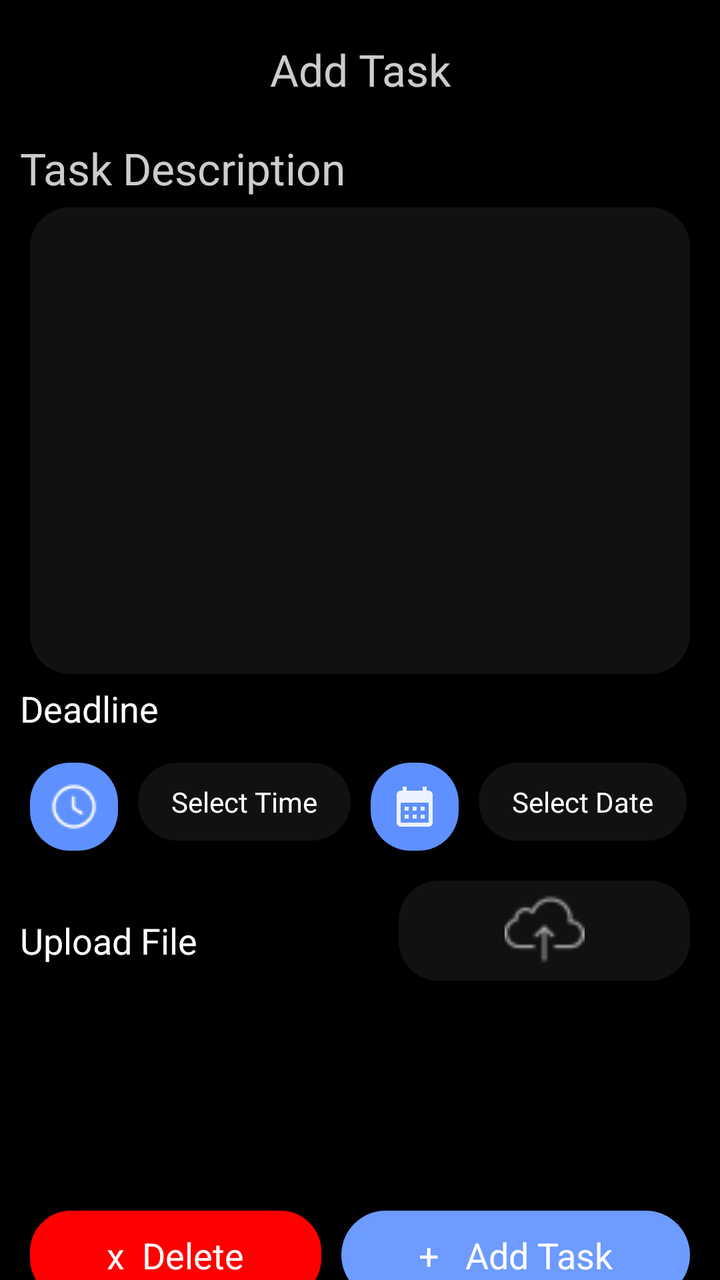
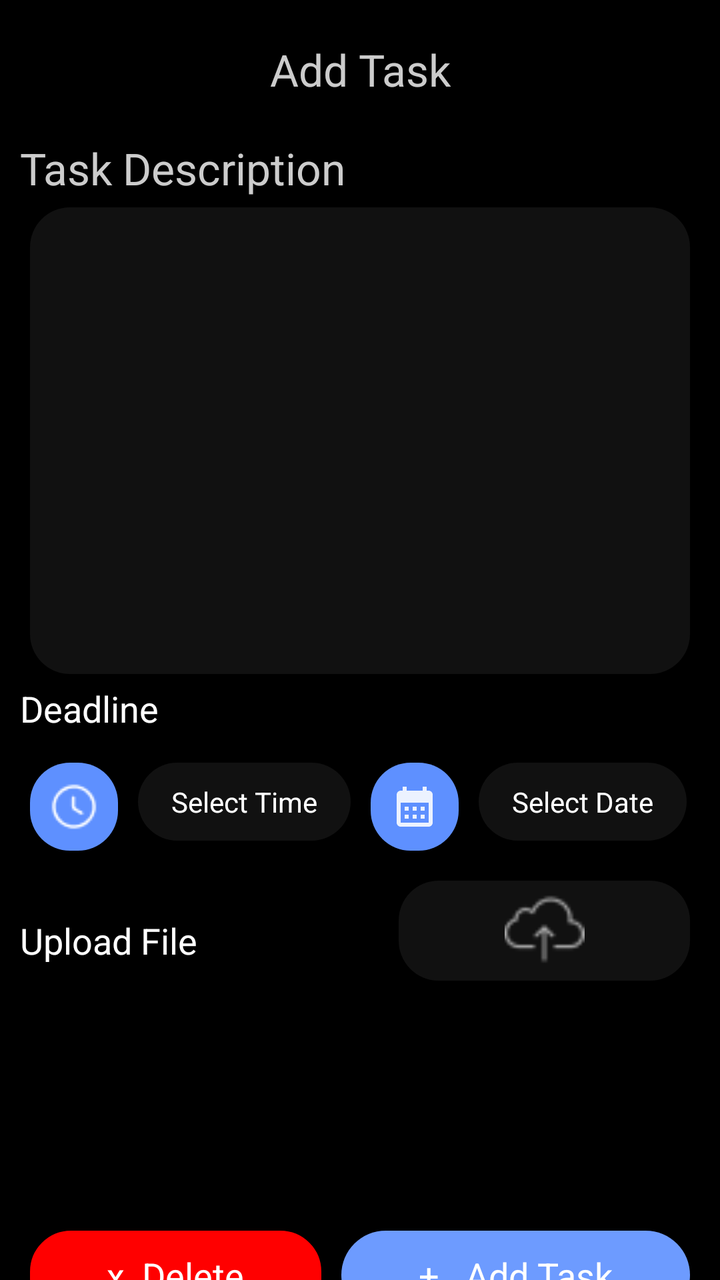

Before-and-after screenshots of an Android layout around one commit, followed by the original layout XML and the change that was made.
<!-- AndroidManifest.xml: application theme AppTheme -->
<!-- res/layout/fragment_new_task.xml -->
<?xml version="1.0" encoding="utf-8"?>
<layout>

    <ScrollView xmlns:android="http://schemas.android.com/apk/res/android"
        xmlns:app="http://schemas.android.com/apk/res-auto"
        xmlns:tools="http://schemas.android.com/tools"
        android:layout_width="match_parent"
        android:layout_height="match_parent"
        android:background="@android:color/black"
        android:clickable="true">

        <LinearLayout
            android:layout_width="match_parent"
            android:layout_height="match_parent"

            android:orientation="vertical"
            android:padding="@dimen/_10dp"
            tools:context=".manager.activity.fragment.NewTaskFragment">

            <LinearLayout
                android:layout_width="match_parent"
                android:layout_height="wrap_content"
                android:layout_marginTop="10dp"
                android:layout_marginBottom="@dimen/_20dp">

                <ImageView

                    android:id="@+id/backBtn"
                    android:layout_width="wrap_content"
                    android:layout_height="wrap_content"
                    android:layout_marginStart="25dp"
                    android:src="@drawable/backbutton"
                    android:visibility="gone" />

                <TextView
                    android:layout_width="match_parent"
                    android:layout_height="wrap_content"
                    android:gravity="center"
                    android:text="Add Task"
                    android:textColor="@color/greyforText"
                    android:textSize="22sp" />
            </LinearLayout>

            <TextView
                android:layout_width="match_parent"
                android:layout_height="wrap_content"
                android:gravity="start"
                android:text="Task Description"
                android:textColor="@color/greyforText"
                android:textSize="22sp" />

            <ScrollView
                android:layout_width="match_parent"
                android:layout_height="wrap_content"
                android:layout_margin="5dp"
                android:fillViewport="true">

                <EditText
                    android:id="@+id/taskDescription"
                    android:layout_width="match_parent"
                    android:layout_height="wrap_content"
                    android:layout_gravity="top"
                    android:background="@drawable/grey_bg_rounded"
                    android:gravity="top"
                    android:inputType="textMultiLine"
                    android:isScrollContainer="true"
                    android:lines="10"
                    android:padding="10dp"
                    android:textColor="@color/white" />
            </ScrollView>

            <TextView
                android:layout_width="wrap_content"
                android:layout_height="wrap_content"
                android:layout_weight="1"
                android:text="Deadline"
                android:textColor="@color/white"
                android:textSize="18dp" />

            <LinearLayout
                android:layout_width="match_parent"
                android:layout_height="wrap_content"
                android:layout_marginTop="@dimen/_10">

                <ImageView
                    android:id="@+id/time"
                    android:layout_width="wrap_content"
                    android:layout_height="wrap_content"
                    android:layout_margin="@dimen/_5dp"
                    android:background="@drawable/blue_bg"
                    android:padding="@dimen/_10"
                    android:src="@drawable/clock_white" />

                <TextView
                    android:id="@+id/selectedTime"
                    android:layout_width="wrap_content"
                    android:layout_height="wrap_content"
                    android:layout_margin="@dimen/_5dp"
                    android:layout_marginStart="@dimen/_10dp"
                    android:background="@drawable/grey_bg_rounded"
                    android:gravity="center"
                    android:maxLines="5"
                    android:padding="@dimen/_10"
                    android:text="  Select Time  "
                    android:textColor="@color/white"
                    android:textColorHint="@color/white"
                    android:textSize="14sp" />

                <ImageView
                    android:id="@+id/calender"
                    android:layout_width="wrap_content"
                    android:layout_height="wrap_content"
                    android:layout_margin="@dimen/_5dp"
                    android:background="@drawable/blue_bg"
                    android:padding="@dimen/_10"
                    android:src="@drawable/baseline_calendar_month_24" />

                <TextView
                    android:id="@+id/deadline"
                    android:layout_width="wrap_content"
                    android:layout_height="wrap_content"
                    android:layout_margin="@dimen/_5dp"
                    android:layout_marginStart="@dimen/_10dp"
                    android:background="@drawable/grey_bg_rounded"
                    android:gravity="center"
                    android:maxLines="5"
                    android:padding="@dimen/_10"
                    android:text="  Select Date  "
                    android:textColor="@color/white"
                    android:textColorHint="@color/white"
                    android:textSize="14sp" />
            </LinearLayout>

            <LinearLayout
                android:layout_width="match_parent"
                android:layout_height="wrap_content"
                android:layout_marginTop="@dimen/_10"
                android:gravity="center"
                android:orientation="horizontal"
                android:weightSum="2">

                <TextView
                    android:layout_width="wrap_content"
                    android:layout_height="wrap_content"
                    android:layout_weight="1"
                    android:text="Upload File"
                    android:textColor="@color/white"
                    android:textSize="18dp" />

                <ImageView
                    android:id="@+id/uploadDoc"
                    android:layout_width="50dp"
                    android:layout_height="50dp"
                    android:layout_gravity="end"
                    android:layout_margin="@dimen/_5dp"
                    android:layout_weight="1"
                    android:background="@drawable/grey_bg_rounded"
                    android:padding="@dimen/_5dp"
                    android:src="@drawable/uploadwhite" />

                <LinearLayout
                    android:id="@+id/uploadDocname"
                    android:layout_width="wrap_content"
                    android:layout_height="wrap_content"
                    android:layout_weight="1"
                    android:gravity="center"
                    android:visibility="gone"
                    android:clickable="true"
                    android:focusable="true"
                    android:background="@drawable/grey_bg_rounded"
                    android:orientation="horizontal">

                    <TextView
                        android:layout_width="wrap_content"
                        android:layout_height="wrap_content"
                        android:layout_margin="@dimen/_5dp"
                        android:src="@drawable/uploadwhite"
                        android:text="File "
                        android:padding="@dimen/_10dp"
                        android:textColor="@color/white"
                        android:visibility="visible" />

                    <ImageView
                        android:id="@+id/deleteUploadedImg"
                        android:layout_width="45dp"
                        android:layout_height="50dp"
                        android:padding="@dimen/_10dp"
                        android:clickable="true"
                        android:focusable="true"
                        android:src="@drawable/baseline_close_24" />
                </LinearLayout>

            </LinearLayout>

            <LinearLayout
                android:layout_width="match_parent"
                android:layout_height="wrap_content"
                android:layout_marginTop="@dimen/_100dp"
                android:gravity="center"
                android:orientation="horizontal"
                android:weightSum="2">

                <TextView
                    android:id="@+id/delete"
                    android:layout_width="wrap_content"
                    android:layout_height="wrap_content"
                    android:layout_margin="@dimen/_5dp"
                    android:layout_weight="1"
                    android:background="@drawable/delete_btn"
                    android:gravity="center"
                    android:paddingTop="@dimen/_10"
                    android:paddingBottom="@dimen/_10"
                    android:text="x  Delete"
                    android:textColor="@color/white"
                    android:textSize="18dp" />

                <TextView
                    android:id="@+id/assignTask"
                    android:layout_width="wrap_content"
                    android:layout_height="wrap_content"
                    android:layout_margin="5dp"
                    android:layout_weight="1"
                    android:background="@drawable/attendancebutton"
                    android:gravity="center"
                    android:paddingTop="@dimen/_10"
                    android:paddingBottom="@dimen/_10"
                    android:text="+   Add Task"
                    android:textColor="@color/white"
                    android:textSize="18dp" />


            </LinearLayout>
        </LinearLayout>
    </ScrollView>

</layout>
<!-- resources referenced by this layout -->
<resources>
  <color name="greyforText">#CCCCCC</color>
  <color name="white">#FFFFFF</color>
  <dimen name="_10">10dp</dimen>
  <dimen name="_100dp">100dp</dimen>
  <dimen name="_10dp">10dp</dimen>
  <dimen name="_20dp">20dp</dimen>
  <dimen name="_5dp">5dp</dimen>
  <!-- drawable attendancebutton (drawable) -->
  <shape xmlns:android="http://schemas.android.com/apk/res/android"
      android:shape="rectangle">
      <solid android:color="#6D9BFF"/>
      <corners android:radius="25dp" /> 
  </shape>
  <!-- drawable backbutton: png bitmap (drawable, 227 bytes) -->
  <!-- drawable baseline_calendar_month_24 (drawable) -->
  <vector xmlns:android="http://schemas.android.com/apk/res/android" android:alpha="0.88" android:height="24dp" android:tint="#FFFFFF" android:viewportHeight="24" android:viewportWidth="24" android:width="24dp">
        
      <path android:fillColor="@android:color/white" android:pathData="M19,4h-1V2h-2v2H8V2H6v2H5C3.89,4 3.01,4.9 3.01,6L3,20c0,1.1 0.89,2 2,2h14c1.1,0 2,-0.9 2,-2V6C21,4.9 20.1,4 19,4zM19,20H5V10h14V20zM9,14H7v-2h2V14zM13,14h-2v-2h2V14zM17,14h-2v-2h2V14zM9,18H7v-2h2V18zM13,18h-2v-2h2V18zM17,18h-2v-2h2V18z"/>
      
  </vector>
  <!-- drawable baseline_close_24 (drawable) -->
  <vector xmlns:android="http://schemas.android.com/apk/res/android" android:alpha="0.88" android:height="24dp" android:tint="#FFFFFF" android:viewportHeight="24" android:viewportWidth="24" android:width="24dp">
        
      <path android:fillColor="@android:color/white" android:pathData="M19,6.41L17.59,5 12,10.59 6.41,5 5,6.41 10.59,12 5,17.59 6.41,19 12,13.41 17.59,19 19,17.59 13.41,12z"/>
      
  </vector>
  <!-- drawable blue_bg (drawable) -->
  <?xml version="1.0" encoding="utf-8"?>
  <shape xmlns:android="http://schemas.android.com/apk/res/android"
      android:shape="rectangle">
      <solid android:color="@color/lightBlue"/>
  <corners android:radius="@dimen/_20dp"/>
  </shape>
  <!-- drawable clock_white: png bitmap (drawable, 472 bytes) -->
  <!-- drawable delete_btn (drawable) -->
  <shape xmlns:android="http://schemas.android.com/apk/res/android"
      android:shape="rectangle">
      <solid android:color="#FF0000" /> 
      <corners android:radius="20dp" />
      <stroke
          android:width="1dp"
          android:color="#FF0000"
          />
  </shape>
  <!-- drawable grey_bg_rounded (drawable) -->
  <?xml version="1.0" encoding="utf-8"?>
  <shape xmlns:android="http://schemas.android.com/apk/res/android"
      android:shape="rectangle">
  <solid android:color="@color/greyBackground"/>
      <corners android:radius="@dimen/_20dp"/>
  </shape>
  <!-- drawable uploadwhite: png bitmap (drawable, 905 bytes) -->
  <style name="AppTheme" parent="Theme.MaterialComponents.Light.NoActionBar">
          <item name="colorPrimaryDark">@color/black</item>
          <item name="colorSurface">@color/white</item>
      </style>
  <color name="lightBlue">#5E90FF</color>
  <color name="greyBackground">#111111</color>
  <color name="black">#FF000000</color>
</resources>

<!-- the commit's change to res/layout/fragment_new_task.xml (unified diff, before → after) -->
@@ -158,39 +158,46 @@
                     android:padding="@dimen/_5dp"
                     android:src="@drawable/uploadwhite" />
 
-                <LinearLayout
-                    android:id="@+id/uploadDocname"
-                    android:layout_width="wrap_content"
-                    android:layout_height="wrap_content"
-                    android:layout_weight="1"
-                    android:gravity="center"
-                    android:visibility="gone"
-                    android:clickable="true"
-                    android:focusable="true"
-                    android:background="@drawable/grey_bg_rounded"
-                    android:orientation="horizontal">
-
-                    <TextView
-                        android:layout_width="wrap_content"
-                        android:layout_height="wrap_content"
-                        android:layout_margin="@dimen/_5dp"
-                        android:src="@drawable/uploadwhite"
-                        android:text="File "
-                        android:padding="@dimen/_10dp"
-                        android:textColor="@color/white"
-                        android:visibility="visible" />
-
-                    <ImageView
-                        android:id="@+id/deleteUploadedImg"
-                        android:layout_width="45dp"
-                        android:layout_height="50dp"
-                        android:padding="@dimen/_10dp"
-                        android:clickable="true"
-                        android:focusable="true"
-                        android:src="@drawable/baseline_close_24" />
-                </LinearLayout>
-
-            </LinearLayout>
+
+
+
+
+
+
+
+
+
+
+
+
+
+
+
+
+
+
+
+
+
+
+
+
+
+
+
+
+
+
+
+
+            </LinearLayout>
+
+            <androidx.recyclerview.widget.RecyclerView
+                android:id="@+id/fileRecycler"
+                android:layout_width="match_parent"
+                android:layout_height="wrap_content"
+                android:layout_below="@+id/file"
+                android:padding="5dp" />
 
             <LinearLayout
                 android:layout_width="match_parent"
<!-- resource entries referenced after the edit -->
@@ -18,12 +18,6 @@
   <vector xmlns:android="http://schemas.android.com/apk/res/android" android:alpha="0.88" android:height="24dp" android:tint="#FFFFFF" android:viewportHeight="24" android:viewportWidth="24" android:width="24dp">
         
       <path android:fillColor="@android:color/white" android:pathData="M19,4h-1V2h-2v2H8V2H6v2H5C3.89,4 3.01,4.9 3.01,6L3,20c0,1.1 0.89,2 2,2h14c1.1,0 2,-0.9 2,-2V6C21,4.9 20.1,4 19,4zM19,20H5V10h14V20zM9,14H7v-2h2V14zM13,14h-2v-2h2V14zM17,14h-2v-2h2V14zM9,18H7v-2h2V18zM13,18h-2v-2h2V18zM17,18h-2v-2h2V18z"/>
-      
-  </vector>
-  <!-- drawable baseline_close_24 (drawable) -->
-  <vector xmlns:android="http://schemas.android.com/apk/res/android" android:alpha="0.88" android:height="24dp" android:tint="#FFFFFF" android:viewportHeight="24" android:viewportWidth="24" android:width="24dp">
-        
-      <path android:fillColor="@android:color/white" android:pathData="M19,6.41L17.59,5 12,10.59 6.41,5 5,6.41 10.59,12 5,17.59 6.41,19 12,13.41 17.59,19 19,17.59 13.41,12z"/>
       
   </vector>
   <!-- drawable blue_bg (drawable) -->
